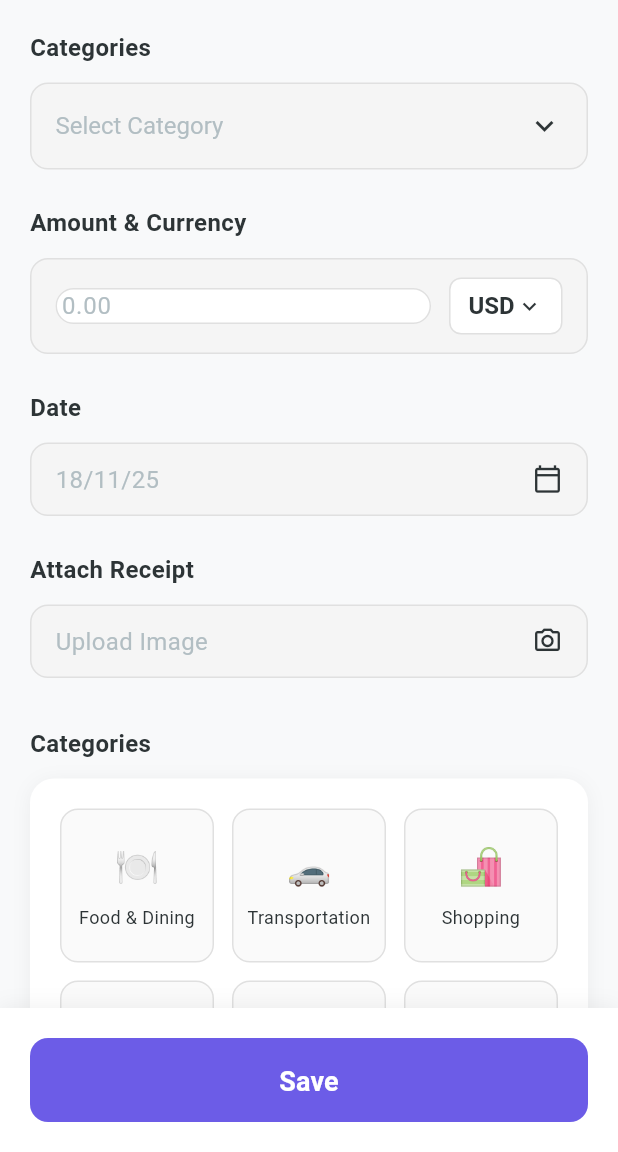
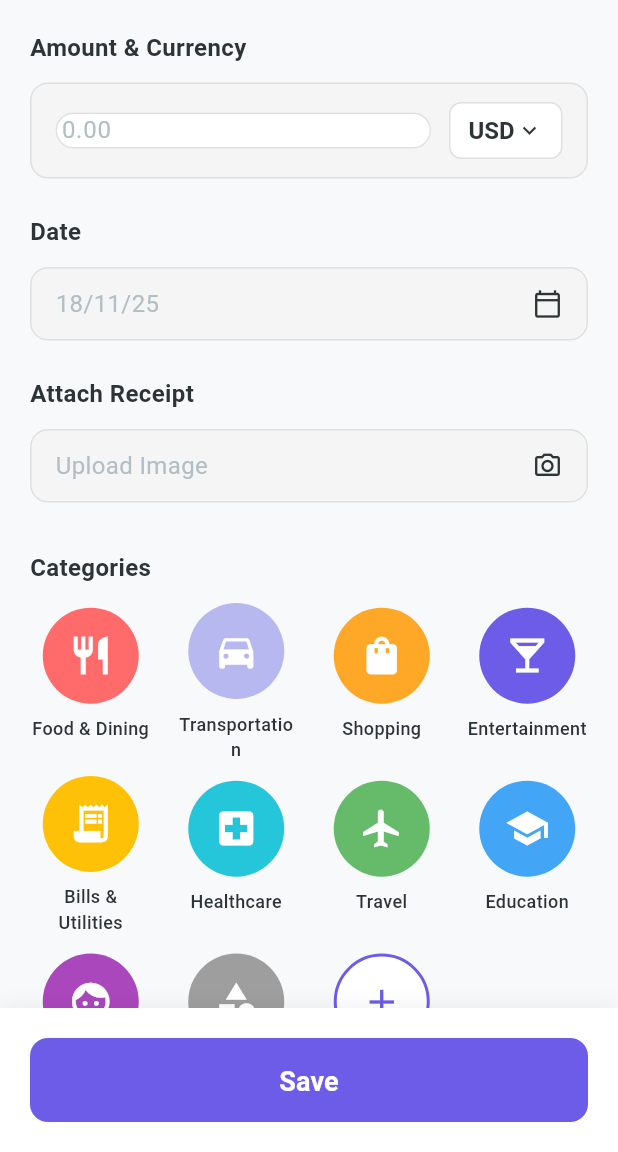
Before and after one commit to khaledebied/inovola-task, a Flutter app: the AddExpenseScreen screen opened directly, on a phone screen of 412 x 824 dp, the part 84-1236 px from its top. Run offline on Flutter 3.47's test engine with Material 3 defaults, Android fonts, the phone set to English and light mode, and no system bars; our stand-ins replace adaptive_theme, auto_route, bloc, cached_network_image, dartz, device_info_plus and 30 more; missing offline and left inert: flutter_rounded_date_picker, simple_connection_checker, tf_dio_cache; accounts and stored records are empty; network calls fail.

Commit message:
Refactor AddExpenseScreen and CategorySelectionGrid: remove category dropdown from AddExpenseScreen for a cleaner layout, and enhance CategorySelectionGrid by adding an "Add Category" button and improving category icon and color handling for better user experience.

```diff
--- a/lib/features/expense_tracker/presentaion/pages/add_expense/add_expense.dart
+++ b/lib/features/expense_tracker/presentaion/pages/add_expense/add_expense.dart
@@ -84,12 +84,6 @@ class _AddExpenseScreenState extends State<AddExpenseScreen> {
                       child: Column(
                         crossAxisAlignment: CrossAxisAlignment.start,
                         children: [
-                          // Category Dropdown
-                          _buildSectionTitle('Categories'),
-                          const SizedBox(height: _itemSpacing),
-                          _buildCategoryDropdown(state.data),
-                          const SizedBox(height: _sectionSpacing),
-
                           // Amount Field
                           _buildSectionTitle('Amount & Currency'),
                           const SizedBox(height: _itemSpacing),
@@ -141,44 +135,6 @@ class _AddExpenseScreenState extends State<AddExpenseScreen> {
         fontSize: 16,
         fontWeight: FontWeight.w600,
         color: _textColor,
-      ),
-    );
-  }
-
-  /// Builds the category dropdown selector
-  Widget _buildCategoryDropdown(AddExpenseData data) {
-    return Container(
-      padding: const EdgeInsets.symmetric(horizontal: 16, vertical: 4),
-      decoration: BoxDecoration(
-        color: _inputBackgroundColor,
-        borderRadius: BorderRadius.circular(_borderRadius),
-        border: Border.all(color: Colors.grey.shade300, width: 1),
-      ),
-      child: DropdownButtonHideUnderline(
-        child: DropdownButton<String>(
-          isExpanded: true,
-          value: data.category.isEmpty ? null : data.category,
-          hint: const Text(
-            'Select Category',
-            style: TextStyle(color: _hintColor, fontSize: 16),
-          ),
-          icon: const Icon(Icons.keyboard_arrow_down, color: _textColor),
-          style: const TextStyle(
-            color: _textColor,
-            fontSize: 16,
-          ),
-          items: data.availableCategories.map((String category) {
-            return DropdownMenuItem<String>(
-              value: category,
-              child: Text(category),
-            );
-          }).toList(),
-          onChanged: (String? newValue) {
-            if (newValue != null) {
-              _cubit.updateCategory(newValue);
-            }
-          },
-        ),
       ),
     );
   }
--- a/lib/features/expense_tracker/presentaion/pages/expense_tracker_screen/widgets/category_selection_grid.dart
+++ b/lib/features/expense_tracker/presentaion/pages/expense_tracker_screen/widgets/category_selection_grid.dart
@@ -14,54 +14,80 @@ class CategorySelectionGrid extends StatelessWidget {
 
   @override
   Widget build(BuildContext context) {
-    return Container(
-      padding: const EdgeInsets.all(20),
+    return GridView.builder(
+      shrinkWrap: true,
+      physics: const NeverScrollableScrollPhysics(),
+      gridDelegate: const SliverGridDelegateWithFixedCrossAxisCount(
+        crossAxisCount: 4,
+        childAspectRatio: 0.85,
+        crossAxisSpacing: 16,
+        mainAxisSpacing: 20,
+      ),
+      itemCount: categories.length + 1, // +1 for "Add Category" button
+      itemBuilder: (context, index) {
+        // Add Category button at the end
+        if (index == categories.length) {
+          return GestureDetector(
+            onTap: () {
+              // TODO: Implement add category functionality
+            },
+            child: Column(
+              mainAxisAlignment: MainAxisAlignment.center,
+              children: [
+                Container(
+                  width: 64,
+                  height: 64,
                   decoration: BoxDecoration(
                     color: Colors.white,
-        borderRadius: BorderRadius.circular(16),
-        boxShadow: [
-          BoxShadow(
-            color: Colors.black.withOpacity(0.05),
-            blurRadius: 10,
-            offset: const Offset(0, 2),
+                    shape: BoxShape.circle,
+                    border: Border.all(
+                      color: const Color(0xFF6C5CE7),
+                      width: 2,
+                    ),
+                  ),
+                  child: const Icon(
+                    Icons.add,
+                    color: Color(0xFF6C5CE7),
+                    size: 28,
+                  ),
+                ),
+                const SizedBox(height: 8),
+                const Text(
+                  'Add Category',
+                  textAlign: TextAlign.center,
+                  style: TextStyle(
+                    fontSize: 12,
+                    fontWeight: FontWeight.w500,
+                    color: Color(0xFF2D3436),
+                  ),
                 ),
               ],
             ),
-      child: GridView.builder(
-        shrinkWrap: true,
-        physics: const NeverScrollableScrollPhysics(),
-        gridDelegate: const SliverGridDelegateWithFixedCrossAxisCount(
-          crossAxisCount: 3,
-          childAspectRatio: 1,
-          crossAxisSpacing: 12,
-          mainAxisSpacing: 12,
-        ),
-        itemCount: categories.length,
-        itemBuilder: (context, index) {
+          );
+        }
+
         final category = categories[index];
         final isSelected = category == selectedCategory;
 
         return GestureDetector(
           onTap: () => onCategorySelected(category),
-            child: Container(
-              decoration: BoxDecoration(
-                color: isSelected
-                    ? const Color(0xFF6C5CE7).withOpacity(0.1)
-                    : Colors.grey[50],
-                borderRadius: BorderRadius.circular(12),
-                border: Border.all(
-                  color: isSelected
-                      ? const Color(0xFF6C5CE7)
-                      : Colors.grey[300]!,
-                  width: isSelected ? 2 : 1,
-                ),
-              ),
           child: Column(
             mainAxisAlignment: MainAxisAlignment.center,
             children: [
-                  Text(
+              Container(
+                width: 64,
+                height: 64,
+                decoration: BoxDecoration(
+                  color: isSelected
+                      ? const Color(0xFF6C5CE7)
+                      : _getCategoryColor(category),
+                  shape: BoxShape.circle,
+                ),
+                child: Icon(
                   _getCategoryIcon(category),
-                    style: const TextStyle(fontSize: 24),
+                  color: Colors.white,
+                  size: 30,
+                ),
               ),
               const SizedBox(height: 8),
               Text(
@@ -69,45 +95,90 @@ class CategorySelectionGrid extends StatelessWidget {
                 textAlign: TextAlign.center,
                 style: TextStyle(
                   fontSize: 12,
-                      fontWeight: isSelected ? FontWeight.w600 : FontWeight.w400,
-                      color: isSelected
-                          ? const Color(0xFF6C5CE7)
-                          : const Color(0xFF2D3436),
+                  fontWeight: isSelected ? FontWeight.w600 : FontWeight.w500,
+                  color: const Color(0xFF2D3436),
                 ),
                 maxLines: 2,
                 overflow: TextOverflow.ellipsis,
               ),
             ],
           ),
-            ),
         );
       },
-      ),
     );
   }
 
-  String _getCategoryIcon(String category) {
+  IconData _getCategoryIcon(String category) {
     switch (category.toLowerCase()) {
+      case 'groceries':
+        return Icons.shopping_cart;
+      case 'entertainment':
+        return Icons.local_bar;
+      case 'gas':
+        return Icons.local_gas_station;
+      case 'shopping':
+        return Icons.shopping_bag;
+      case 'news paper':
+      case 'newspaper':
+        return Icons.newspaper;
+      case 'transport':
+      case 'transportation':
+        return Icons.directions_car;
+      case 'rent':
+        return Icons.apartment;
       case 'food & dining':
-        return '🍽';
+      case 'food':
+        return Icons.restaurant;
+      case 'bills & utilities':
+      case 'bills':
+        return Icons.receipt_long;
+      case 'healthcare':
+        return Icons.local_hospital;
+      case 'travel':
+        return Icons.flight;
+      case 'education':
+        return Icons.school;
+      case 'personal care':
+        return Icons.face;
+      default:
+        return Icons.category;
+    }
+  }
+
+  Color _getCategoryColor(String category) {
+    switch (category.toLowerCase()) {
+      case 'groceries':
+        return const Color(0xFFB8B8D1);
+      case 'entertainment':
+        return const Color(0xFF6C5CE7);
+      case 'gas':
+        return const Color(0xFFFFB6C1);
+      case 'shopping':
+        return const Color(0xFFFFA726);
+      case 'news paper':
+      case 'newspaper':
+        return const Color(0xFFFFE5B4);
+      case 'transport':
       case 'transportation':
-        return '🚗';
-      case 'shopping':
-        return '🛍';
-      case 'entertainment':
-        return '🎬';
+        return const Color(0xFFB8B8F0);
+      case 'rent':
+        return const Color(0xFFFFE5B4);
+      case 'food & dining':
+      case 'food':
+        return const Color(0xFFFF6B6B);
       case 'bills & utilities':
-        return '💡';
+      case 'bills':
+        return const Color(0xFFFFC107);
       case 'healthcare':
-        return '🏥';
+        return const Color(0xFF26C6DA);
       case 'travel':
-        return '✈';
+        return const Color(0xFF66BB6A);
       case 'education':
-        return '📚';
+        return const Color(0xFF42A5F5);
       case 'personal care':
-        return '💅';
+        return const Color(0xFFAB47BC);
       default:
-        return '💰';
+        return const Color(0xFF9E9E9E);
     }
   }
 }
```
Lines whose indentation alone changed are shown as unchanged.
